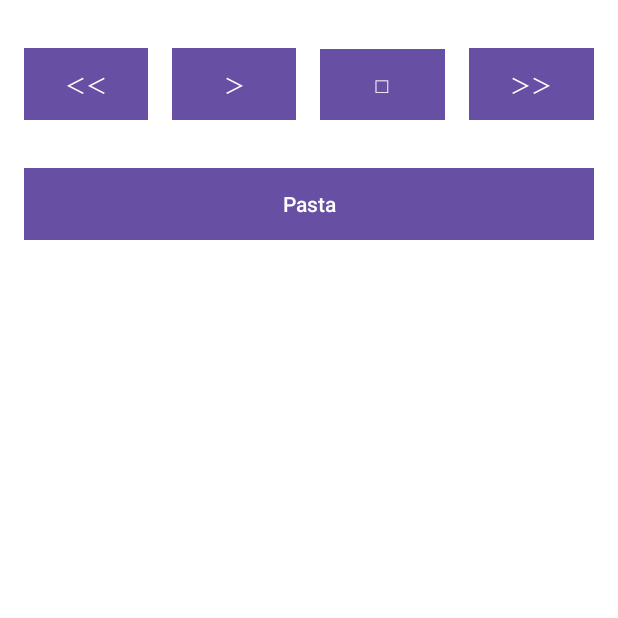
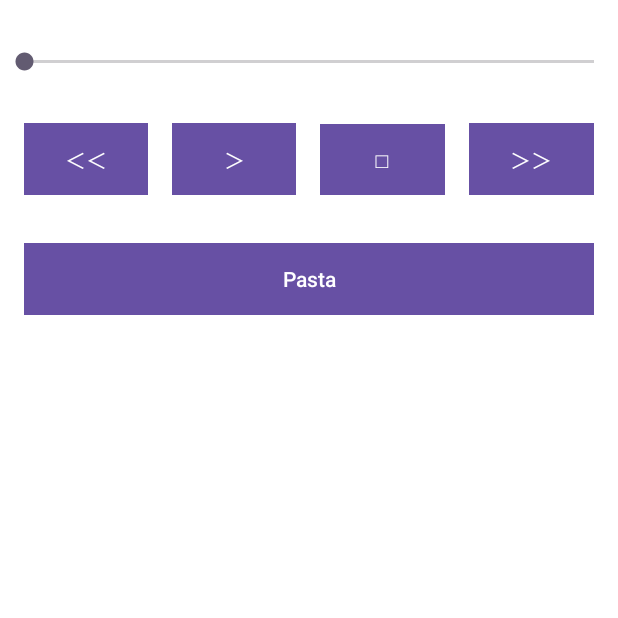
Before and after one commit to katsu0511/pasta_android, an Android app: the screen it shows after launch (MainActivity), on a phone screen of 412 x 824 dp, the top half of it. Run offline under Robolectric (Android 15) with nearby library versions, the phone set to English and light mode, and no system bars.

Commit message:
シークバーを追加

```diff
--- a/app/src/main/res/layout/activity_main.xml
+++ b/app/src/main/res/layout/activity_main.xml
@@ -5,6 +5,19 @@
     android:layout_height="match_parent"
     android:orientation="vertical"
     android:background="@color/white">
+
+    <LinearLayout
+        android:layout_width="match_parent"
+        android:layout_height="wrap_content"
+        android:orientation="horizontal"
+        android:layout_marginTop="32dp">
+
+        <SeekBar
+            android:id="@+id/seek_bar"
+            android:layout_width="match_parent"
+            android:layout_height="wrap_content" />
+
+    </LinearLayout>
 
     <LinearLayout
         android:layout_width="match_parent"
```
